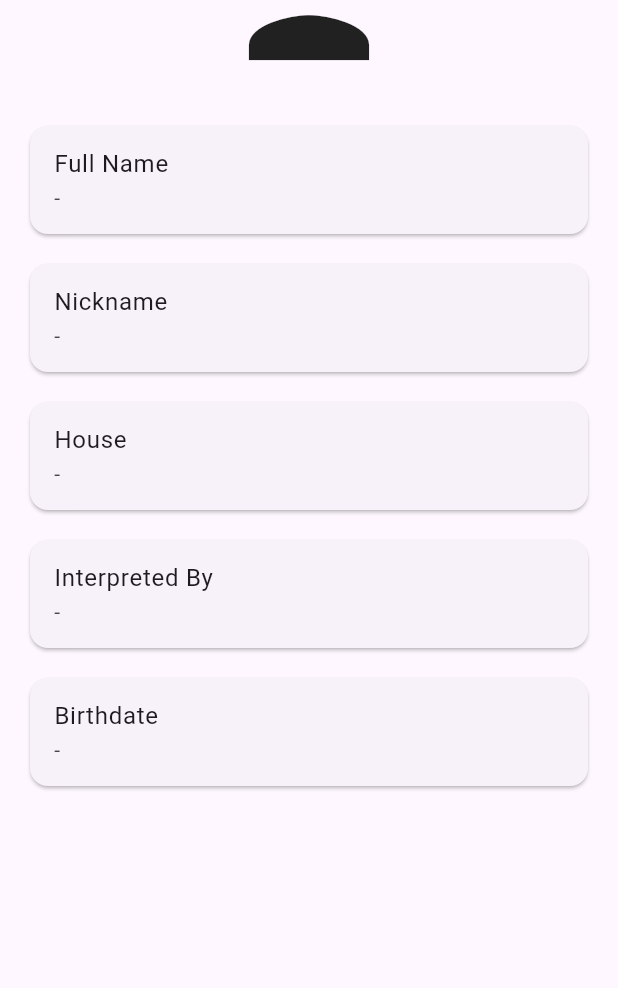
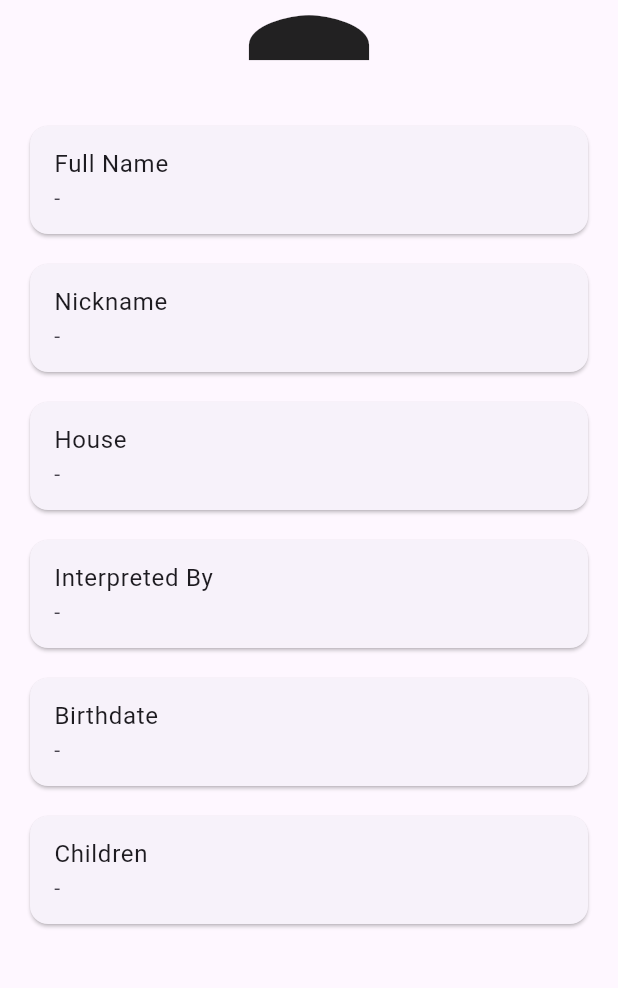
Before and after one commit to afifbashair/potter-app, a Flutter app: the CharacterDetailView screen opened directly with empty values, on a phone screen of 412 x 824 dp, the part 198-1186 px from its top. Run offline on Flutter 3.47's test engine with Material 3 defaults, Android fonts, the phone set to English and light mode, and no system bars; our stand-ins replace get, hive, hive_flutter, shared_preferences; accounts and stored records are empty; network calls fail.

Commit message:
update: add children

```diff
--- a/lib/models/character_model.dart
+++ b/lib/models/character_model.dart
@@ -6,6 +6,7 @@ class CharacterModel {
   final String interpretedBy;
   final String image;
   final String birthdate;
+  final List children;
 
   CharacterModel({
     required this.fullName,
@@ -14,6 +15,7 @@ class CharacterModel {
     required this.interpretedBy,
     required this.image,
     required this.birthdate,
+    required this.children,
   });
 
   factory CharacterModel.fromJson(
@@ -38,6 +40,9 @@ class CharacterModel {
 
       birthdate:
           json['birthdate']?.toString() ?? '',
+
+      children:
+          json['children'] ?? [],
     );
   }
 }
--- a/lib/views/character_detail_view.dart
+++ b/lib/views/character_detail_view.dart
@@ -84,6 +84,13 @@ class CharacterDetailView extends StatelessWidget {
               'Birthdate',
               character.birthdate,
             ),
+
+            buildItem(
+              'Children',
+              character.children.isEmpty
+                  ? '-'
+                  : character.children.join(', '),
+            ),
           ],
         ),
       ),
```
